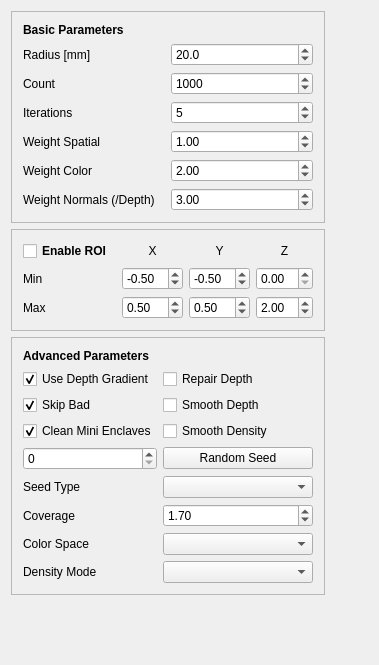
Before: the Qt Designer form common/WdgtDaspParameters.ui in Danvil/dasp, drawn with Qt 5.
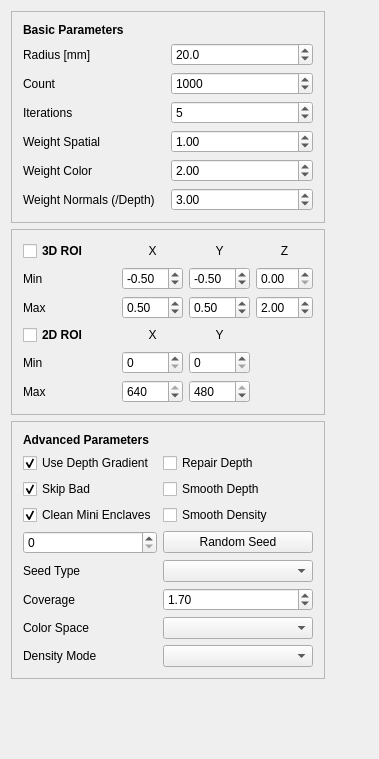
After: the same form once the commit is applied.

The edit to the form file:
```diff
--- a/common/WdgtDaspParameters.ui
+++ b/common/WdgtDaspParameters.ui
@@ -7,7 +7,7 @@
     <x>0</x>
     <y>0</y>
     <width>379</width>
-    <height>665</height>
+    <height>759</height>
    </rect>
   </property>
   <property name="windowTitle">
@@ -478,7 +478,91 @@
          </font>
         </property>
         <property name="text">
-         <string>Enable ROI</string>
+         <string>3D ROI</string>
+        </property>
+       </widget>
+      </item>
+      <item row="4" column="0">
+       <widget class="QCheckBox" name="checkBoxRoiEnable">
+        <property name="font">
+         <font>
+          <weight>75</weight>
+          <bold>true</bold>
+         </font>
+        </property>
+        <property name="text">
+         <string>2D ROI</string>
+        </property>
+       </widget>
+      </item>
+      <item row="5" column="0">
+       <widget class="QLabel" name="label_2">
+        <property name="text">
+         <string>Min</string>
+        </property>
+       </widget>
+      </item>
+      <item row="6" column="0">
+       <widget class="QLabel" name="label_17">
+        <property name="text">
+         <string>Max</string>
+        </property>
+       </widget>
+      </item>
+      <item row="4" column="2">
+       <widget class="QLabel" name="label_18">
+        <property name="text">
+         <string>X</string>
+        </property>
+        <property name="alignment">
+         <set>Qt::AlignCenter</set>
+        </property>
+       </widget>
+      </item>
+      <item row="4" column="3">
+       <widget class="QLabel" name="label_19">
+        <property name="text">
+         <string>Y</string>
+        </property>
+        <property name="alignment">
+         <set>Qt::AlignCenter</set>
+        </property>
+       </widget>
+      </item>
+      <item row="5" column="2">
+       <widget class="QSpinBox" name="spinBoxRoiXMin">
+        <property name="maximum">
+         <number>640</number>
+        </property>
+       </widget>
+      </item>
+      <item row="5" column="3">
+       <widget class="QSpinBox" name="spinBoxRoiYMin">
+        <property name="maximum">
+         <number>480</number>
+        </property>
+        <property name="value">
+         <number>0</number>
+        </property>
+       </widget>
+      </item>
+      <item row="6" column="2">
+       <widget class="QSpinBox" name="spinBoxRoiXMax">
+        <property name="maximum">
+         <number>640</number>
+        </property>
+        <property name="value">
+         <number>640</number>
+        </property>
+       </widget>
+      </item>
+      <item row="6" column="3">
+       <widget class="QSpinBox" name="spinBoxRoiYMax">
+        <property name="maximum">
+         <number>480</number>
+        </property>
+        <property name="value">
+         <number>480</number>
         </property>
        </widget>
       </item>
```
Left out of the diff: 26 changed lines with no effect on the pictures.
